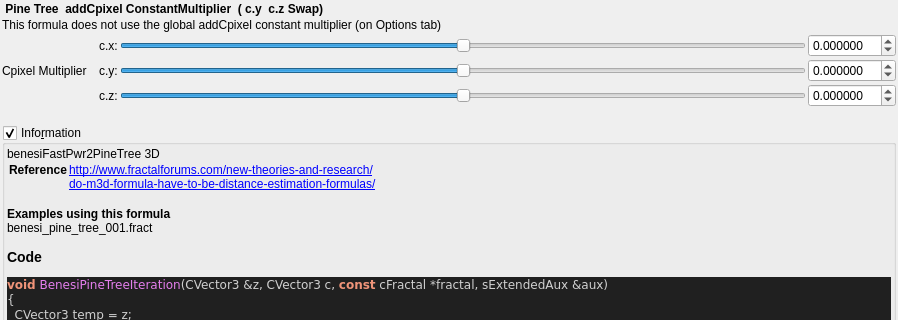
The window that mandelbulber2/qt_data/fractal_benesi_pine_tree.ui (buddhi1980/mandelbulber2) describes before a commit, drawn with Qt 5; both pictures show x 0 to 898 and y 0 to 320 of the 898 by 876 pixel window.
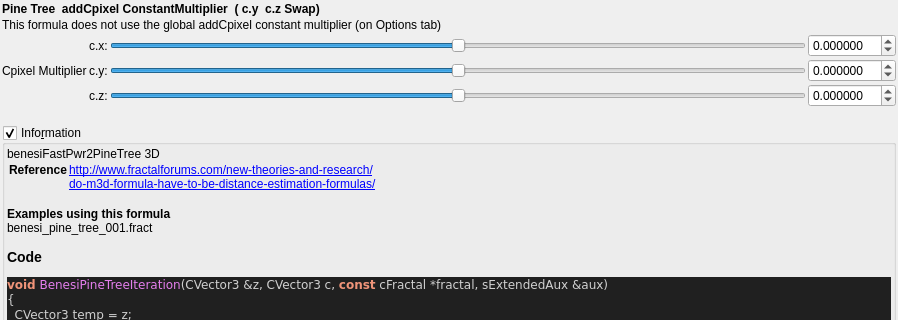
The same window after the commit. Custom widgets are drawn as their Qt base class.

The edit to the form file:
```diff
--- a/mandelbulber2/qt_data/fractal_benesi_pine_tree.ui
+++ b/mandelbulber2/qt_data/fractal_benesi_pine_tree.ui
@@ -38,7 +38,7 @@
       </font>
      </property>
      <property name="text">
-      <string> Pine Tree  addCpixel ConstantMultiplier  ( c.y  c.z Swap)</string>
+      <string>Pine Tree  addCpixel ConstantMultiplier  ( c.y  c.z Swap)</string>
      </property>
     </widget>
    </item>
@@ -228,7 +228,7 @@
      <item row="1" column="0">
       <widget class="QLabel" name="label_114">
        <property name="text">
-        <string>Cpixel Multiplier   </string>
+        <string>Cpixel Multiplier</string>
        </property>
       </widget>
      </item>
```
